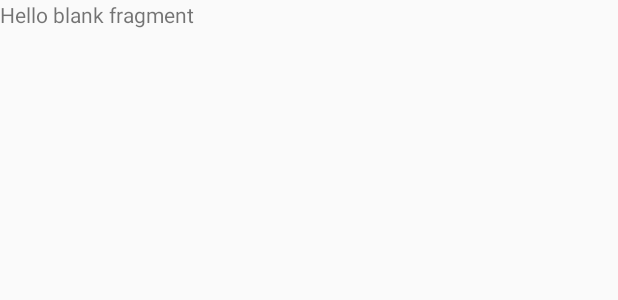
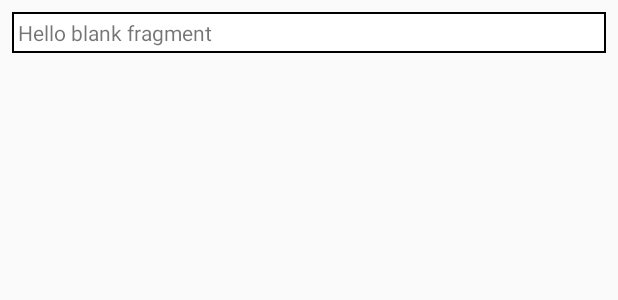
Before and after one commit to JWar/BakingApp, an Android app: the layout fragment_detail.xml on its own in the app's theme, with its tools: preview values and no code run, on a phone screen of 412 x 824 dp. Shown: the top 300 px of the screen. Run offline under Robolectric (Android 15) with nearby library versions, the phone set to English and light mode, and no system bars; network calls fail.

Commit message:
More work done on UI (detail fragment mostly, now has rv and tv)

```diff
--- /dev/null
+++ b/app/src/main/res/drawable/border_black.xml
@@ -0,0 +1,5 @@
+<?xml version="1.0" encoding="utf-8"?>
+<shape xmlns:android="http://schemas.android.com/apk/res/android" android:shape="rectangle" >
+    <solid android:color="@android:color/white" />
+    <stroke android:width="1dip" android:color="#000000"/>
+</shape>
--- a/app/src/main/res/layout/fragment_detail.xml
+++ b/app/src/main/res/layout/fragment_detail.xml
@@ -1,13 +1,37 @@
-<FrameLayout xmlns:android="http://schemas.android.com/apk/res/android"
-             xmlns:tools="http://schemas.android.com/tools"
-             android:layout_width="match_parent"
-             android:layout_height="match_parent"
-             tools:context="com.portfolio.udacity.android.bakingapp.ui.detail.DetailFragment">
+<android.support.constraint.ConstraintLayout
+    xmlns:android="http://schemas.android.com/apk/res/android"
+    xmlns:app="http://schemas.android.com/apk/res-auto"
+    xmlns:tools="http://schemas.android.com/tools"
+    android:layout_width="match_parent"
+    android:layout_height="match_parent"
+    tools:context="com.portfolio.udacity.android.bakingapp.ui.detail.DetailFragment">
 
-    <!-- TODO: Update blank fragment layout -->
     <TextView
-        android:layout_width="match_parent"
-        android:layout_height="match_parent"
-        android:text="@string/hello_blank_fragment"/>
+        android:id="@+id/fragment_detail_recipe_ingredients"
+        android:layout_width="0dp"
+        android:layout_height="wrap_content"
+        android:layout_marginEnd="@dimen/detail_margin"
+        android:layout_marginStart="@dimen/detail_margin"
+        android:layout_marginTop="@dimen/detail_margin"
+        android:background="@drawable/border_black"
+        android:padding="4dp"
+        android:text="@string/hello_blank_fragment"
+        app:layout_constraintEnd_toEndOf="parent"
+        app:layout_constraintLeft_toLeftOf="parent"
+        app:layout_constraintStart_toStartOf="parent"
+        app:layout_constraintTop_toTopOf="parent"/>
 
-</FrameLayout>
+    <android.support.v7.widget.RecyclerView
+        android:id="@+id/fragment_detail_step_rv"
+        android:layout_width="0dp"
+        android:layout_height="0dp"
+        android:layout_marginBottom="@dimen/detail_margin"
+        android:layout_marginEnd="@dimen/detail_margin"
+        android:layout_marginStart="@dimen/detail_margin"
+        android:layout_marginTop="@dimen/detail_margin"
+        app:layout_constraintBottom_toBottomOf="parent"
+        app:layout_constraintEnd_toEndOf="parent"
+        app:layout_constraintStart_toStartOf="parent"
+        app:layout_constraintTop_toBottomOf="@+id/fragment_detail_recipe_ingredients"/>
+
+</android.support.constraint.ConstraintLayout>
--- a/app/src/main/res/layout/list_item_recipe.xml
+++ b/app/src/main/res/layout/list_item_recipe.xml
@@ -11,6 +11,7 @@
         android:layout_width="0dp"
         android:layout_height="wrap_content"
         android:layout_marginEnd="8dp"
+        android:background="@drawable/border_black"
         android:text="@string/recipe_name"
         app:layout_constraintBottom_toBottomOf="parent"
         app:layout_constraintEnd_toEndOf="parent"
--- a/app/src/main/res/layout/list_item_step.xml
+++ b/app/src/main/res/layout/list_item_step.xml
@@ -11,6 +11,7 @@
         android:layout_width="0dp"
         android:layout_height="wrap_content"
         android:layout_marginEnd="8dp"
+        android:background="@drawable/border_black"
         android:text="@string/recipe_step_description_short"
         app:layout_constraintBottom_toBottomOf="parent"
         app:layout_constraintEnd_toEndOf="parent"
--- a/app/src/main/res/values/dimens.xml
+++ b/app/src/main/res/values/dimens.xml
@@ -1,4 +1,5 @@
 <?xml version="1.0" encoding="utf-8"?>
 <resources>
     <dimen name="recycler_view_padding">4dp</dimen>
+    <dimen name="detail_margin">8dp</dimen>
 </resources>
--- a/app/src/main/res/values/strings.xml
+++ b/app/src/main/res/values/strings.xml
@@ -4,6 +4,7 @@
     <string name="recipe_step_description_short">Short description</string>
 
     <string name="problem_finding_data">Problem finding data</string>
+    <string name="problem_setting_data">Problem setting data</string>
     <string name="problem_loading_screen">Problem loading screen</string>
 
     <!-- TODO: Remove or change this placeholder text -->
```
Also changed, not shown: app/src/main/java/com/portfolio/udacity/android/bakingapp/ui/detail/DetailFragment.java (+64 -1 lines), app/src/main/java/com/portfolio/udacity/android/bakingapp/ui/recipe/RecipeFragment.java (+33 -8 lines).
